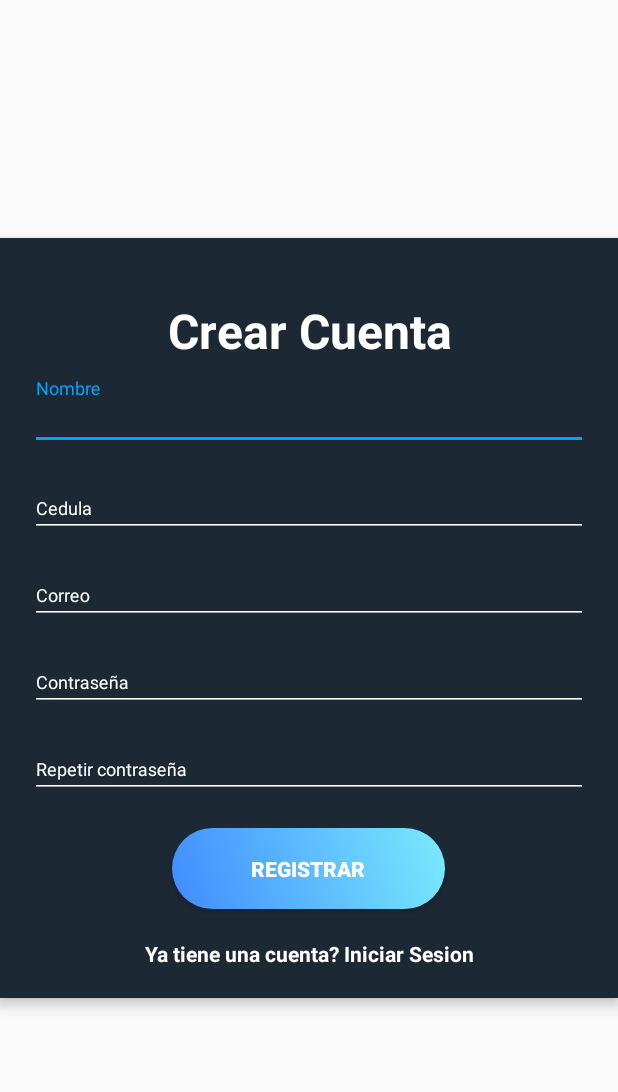
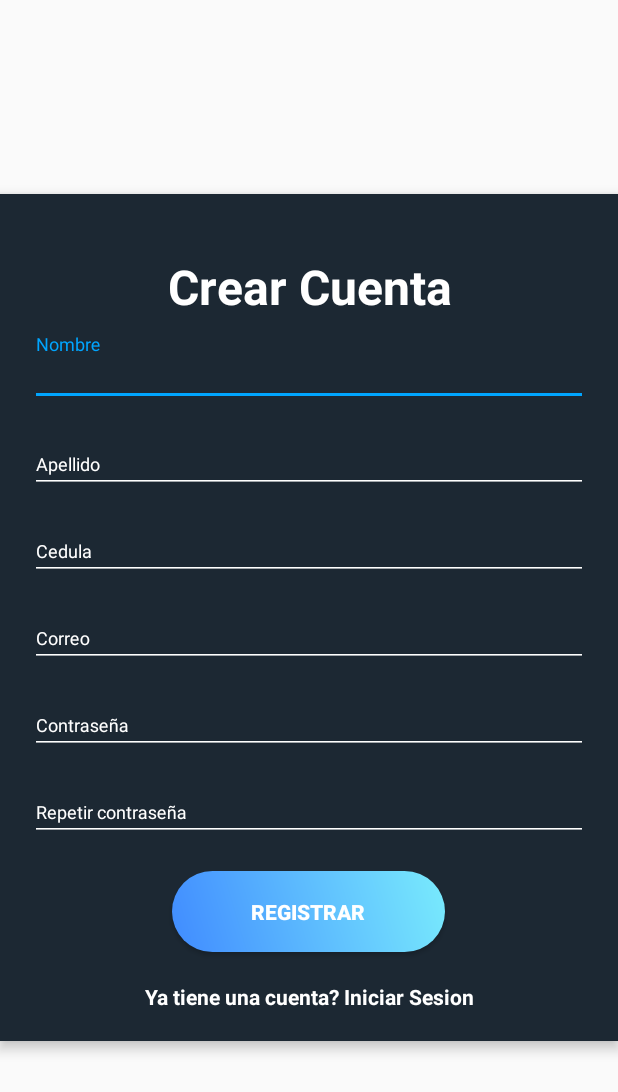
Before and after one commit to ericMaxon/HCP_PF, an Android app: the layout layout_register.xml on its own in the app's theme, with its tools: preview values and no code run, on a phone screen of 412 x 824 dp. Shown: the top 1092 px of the screen. Run offline under Robolectric (Android 15) with nearby library versions, the phone set to English and light mode, and no system bars.

Commit message:
Logica del sistema de registro implementado sin retrofit

```diff
--- a/app/src/main/res/layout/layout_perfil_usuario.xml
+++ b/app/src/main/res/layout/layout_perfil_usuario.xml
@@ -42,7 +42,7 @@
         style="@style/viewParent"
         android:layout_alignParentRight="true"
         android:layout_centerVertical="true"
-        android:layout_marginHorizontal="10dp"
+        android:layout_marginHorizontal="20dp"
         android:src="@drawable/ic_more"
         android:onClick="ajustes_perfil"/>
 
--- a/app/src/main/res/layout/layout_register.xml
+++ b/app/src/main/res/layout/layout_register.xml
@@ -24,6 +24,7 @@
             style="@style/parent"
             android:layout_marginTop="@dimen/signup_text_margin_top">
             <EditText
+                android:id="@+id/register_nombre"
                 style="@style/modifiedEditText"
                 android:inputType="text"
                 android:maxLines="1"
@@ -34,6 +35,18 @@
             style="@style/parent"
             android:layout_marginTop="@dimen/signup_text_margin_top">
             <EditText
+                android:id="@+id/register_apellido"
+                style="@style/modifiedEditText"
+                android:inputType="text"
+                android:maxLines="1"
+                android:hint="Apellido"/>
+        </com.google.android.material.textfield.TextInputLayout>
+
+        <com.google.android.material.textfield.TextInputLayout
+            style="@style/parent"
+            android:layout_marginTop="@dimen/signup_text_margin_top">
+            <EditText
+                android:id="@+id/register_cedula"
                 style="@style/modifiedEditText"
                 android:inputType="text"
                 android:maxLines="1"
@@ -44,6 +57,7 @@
             style="@style/parent"
             android:layout_marginTop="@dimen/signup_text_margin_top">
             <EditText
+                android:id="@+id/register_correo"
                 style="@style/modifiedEditText"
                 android:inputType="textEmailAddress"
                 android:maxLines="1"
@@ -54,6 +68,7 @@
             style="@style/parent"
             android:layout_marginTop="@dimen/signup_text_margin_top">
             <EditText
+                android:id="@+id/register_pass"
                 style="@style/modifiedEditText"
                 android:hint="@string/login_password_hint"
                 android:maxLines="1"
@@ -64,6 +79,7 @@
             style="@style/parent"
             android:layout_marginTop="@dimen/signup_text_margin_top">
             <EditText
+                android:id="@+id/register_pass2"
                 style="@style/modifiedEditText"
                 android:hint="Repetir contraseña"
                 android:maxLines="1"
```
Also changed, not shown: app/src/main/java/com/example/pf_hpa4/LoginActivity.java (+38 -5 lines).
